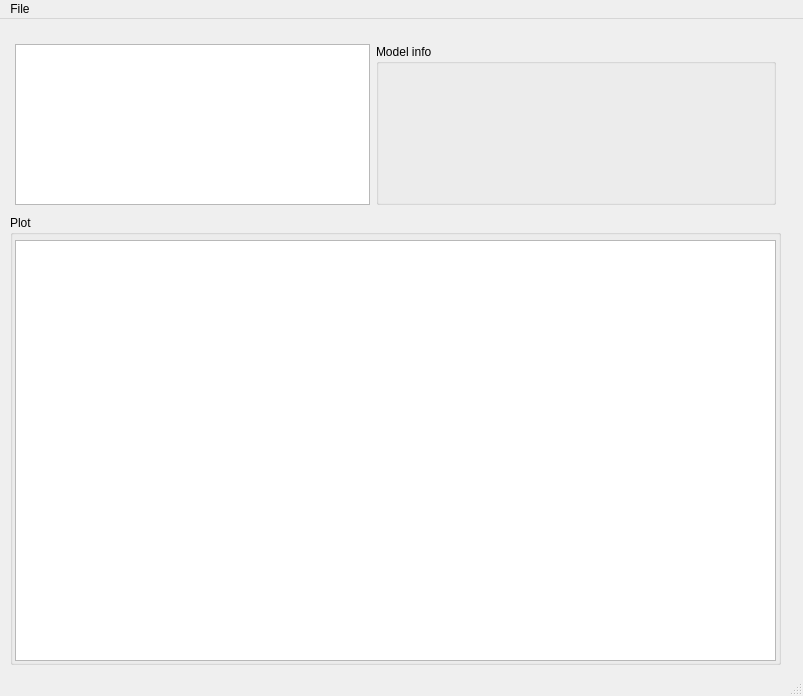
The window that mainwindow.ui (HarrisShen/model-viewer) describes before a commit, drawn with Qt 5.
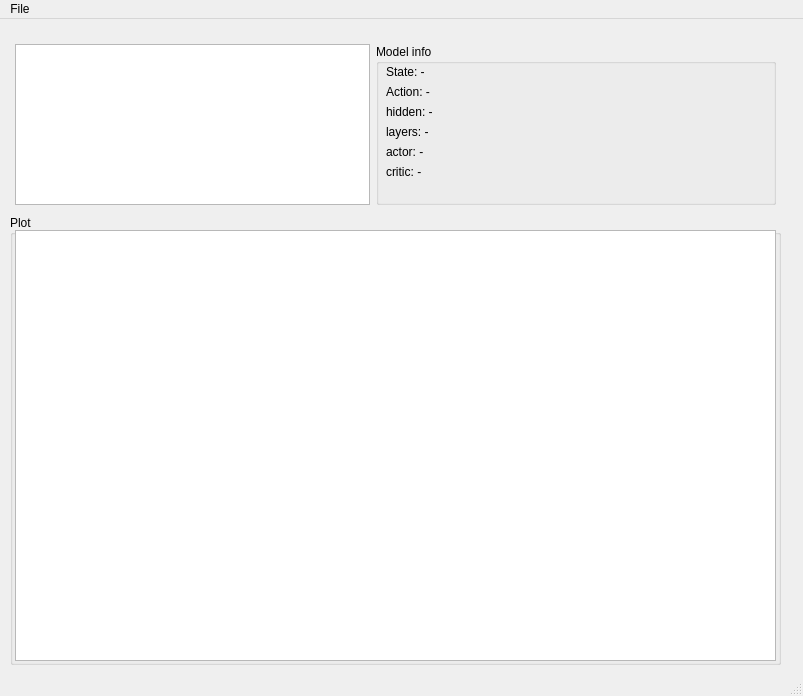
The same window after the commit. Custom widgets are drawn as their Qt base class.

The edit to the form file:
```diff
--- a/mainwindow.ui
+++ b/mainwindow.ui
@@ -86,16 +86,83 @@
            <property name="title">
             <string>Model info</string>
            </property>
-           <widget class="QWidget" name="verticalLayoutWidget_2">
+           <widget class="QLabel" name="label">
             <property name="geometry">
              <rect>
-              <x>-1</x>
-              <y>19</y>
-              <width>401</width>
-              <height>141</height>
+              <x>10</x>
+              <y>20</y>
+              <width>81</width>
+              <height>16</height>
              </rect>
             </property>
-            <layout class="QVBoxLayout" name="verticalLayout"/>
+            <property name="text">
+             <string>State: -</string>
+            </property>
+           </widget>
+           <widget class="QLabel" name="label_2">
+            <property name="geometry">
+             <rect>
+              <x>10</x>
+              <y>40</y>
+              <width>81</width>
+              <height>16</height>
+             </rect>
+            </property>
+            <property name="text">
+             <string>Action: -</string>
+            </property>
+           </widget>
+           <widget class="QLabel" name="label_3">
+            <property name="geometry">
+             <rect>
+              <x>10</x>
+              <y>60</y>
+              <width>81</width>
+              <height>16</height>
+             </rect>
+            </property>
+            <property name="text">
+             <string>hidden: -</string>
+            </property>
+           </widget>
+           <widget class="QLabel" name="label_4">
+            <property name="geometry">
+             <rect>
+              <x>10</x>
+              <y>80</y>
+              <width>81</width>
+              <height>16</height>
+             </rect>
+            </property>
+            <property name="text">
+             <string>layers: -</string>
+            </property>
+           </widget>
+           <widget class="QLabel" name="label_5">
+            <property name="geometry">
+             <rect>
+              <x>10</x>
+              <y>100</y>
+              <width>81</width>
+              <height>16</height>
+             </rect>
+            </property>
+            <property name="text">
+             <string>actor: -</string>
+            </property>
+           </widget>
+           <widget class="QLabel" name="label_6">
+            <property name="geometry">
+             <rect>
+              <x>10</x>
+              <y>120</y>
+              <width>81</width>
+              <height>16</height>
+             </rect>
+            </property>
+            <property name="text">
+             <string>critic: -</string>
+            </property>
            </widget>
           </widget>
          </item>
@@ -118,9 +185,9 @@
         <property name="geometry">
          <rect>
           <x>0</x>
-          <y>20</y>
+          <y>10</y>
           <width>771</width>
-          <height>431</height>
+          <height>441</height>
          </rect>
         </property>
         <layout class="QHBoxLayout" name="plotBoxLayout">
```
